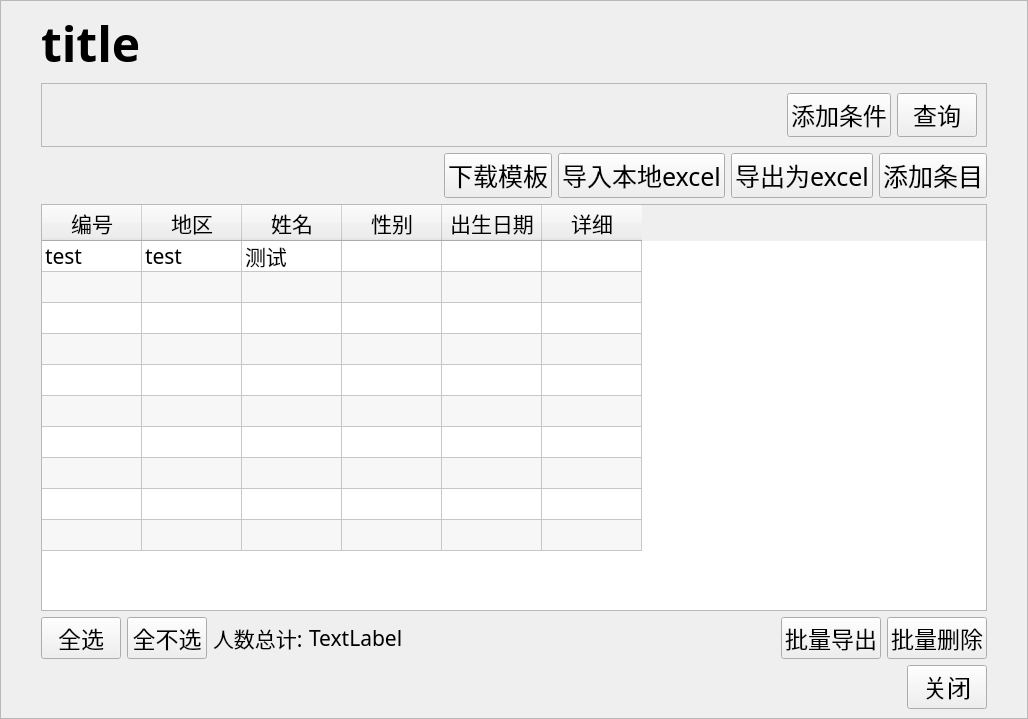
This is ui/page_elements/search_page/page.ui in ArcherLuo233/election-s-prediction as Qt 5 draws it before an edit. The edited form follows.
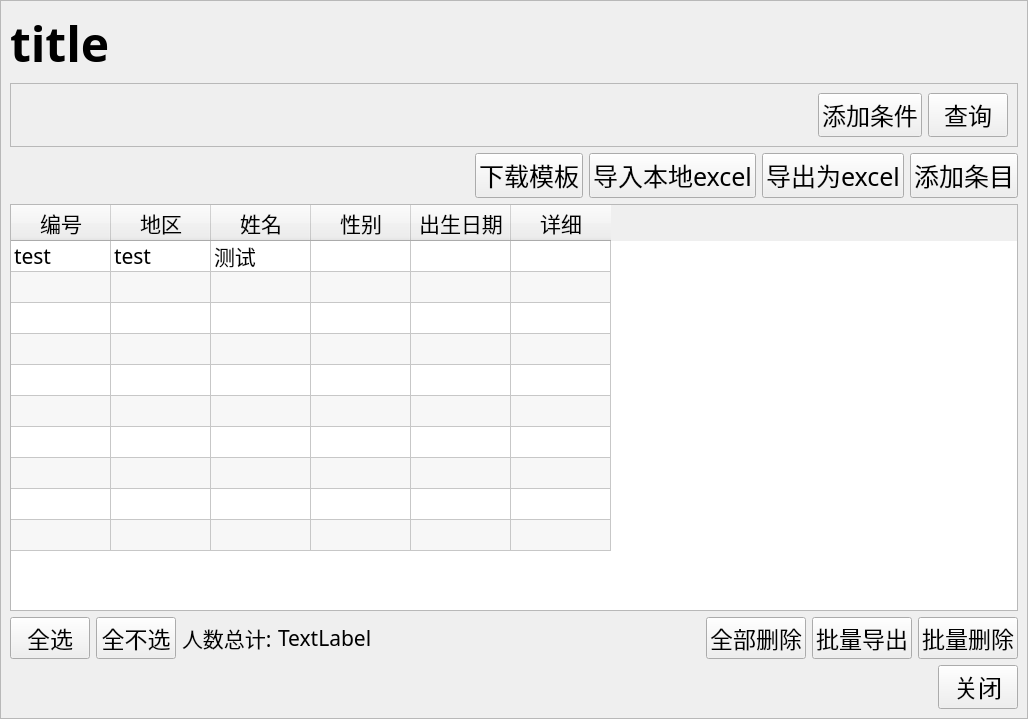
This is the edited form. Custom widgets are drawn as their Qt base class.

Diff of the .ui file:
```diff
--- a/ui/page_elements/search_page/page.ui
+++ b/ui/page_elements/search_page/page.ui
@@ -19,7 +19,7 @@
         <property name="windowTitle">
             <string>Form</string>
         </property>
-        <layout class="QVBoxLayout" name="verticalLayout">
+  <layout class="QHBoxLayout" name="horizontalLayout_5">
             <property name="spacing">
                 <number>15</number>
             </property>
@@ -40,13 +40,7 @@
                     <property name="frameShape">
                         <enum>QFrame::StyledPanel</enum>
                     </property>
-                    <layout class="QVBoxLayout" name="verticalLayout_2">
-                        <property name="leftMargin">
-                            <number>40</number>
-                        </property>
-                        <property name="rightMargin">
-                            <number>40</number>
-                        </property>
+     <layout class="QVBoxLayout" name="verticalLayout">
                         <item>
                             <widget class="QLabel" name="label_title">
                                 <property name="font">
@@ -321,7 +315,7 @@
                             </widget>
                         </item>
                         <item>
-                            <layout class="QHBoxLayout" name="horizontalLayout_8">
+       <layout class="QHBoxLayout" name="horizontalLayout_6">
                                 <item>
                                     <widget class="QPushButton" name="btn_select_all">
                                         <property name="font">
@@ -393,6 +387,22 @@
                                         </property>
                                     </spacer>
                                 </item>
+        <item>
+         <widget class="QPushButton" name="btn_mul_delete_all">
+          <property name="font">
+           <font>
+            <family>华文新魏</family>
+            <pointsize>17</pointsize>
+           </font>
+          </property>
+          <property name="cursor">
+           <cursorShape>PointingHandCursor</cursorShape>
+          </property>
+          <property name="text">
+           <string>全部删除</string>
+          </property>
+         </widget>
+        </item>
                                 <item>
                                     <widget class="QPushButton" name="btn_mul_export">
                                         <property name="font">
```
Lines whose indentation alone changed are shown as unchanged.
